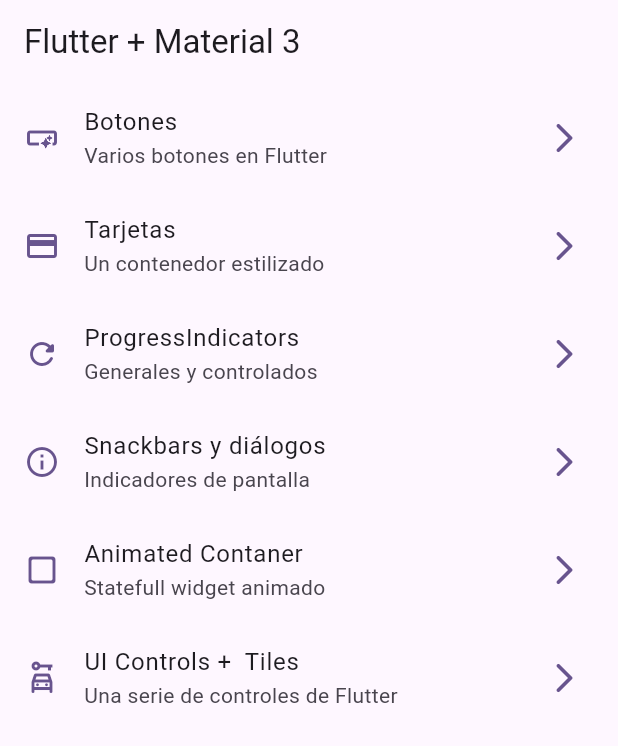
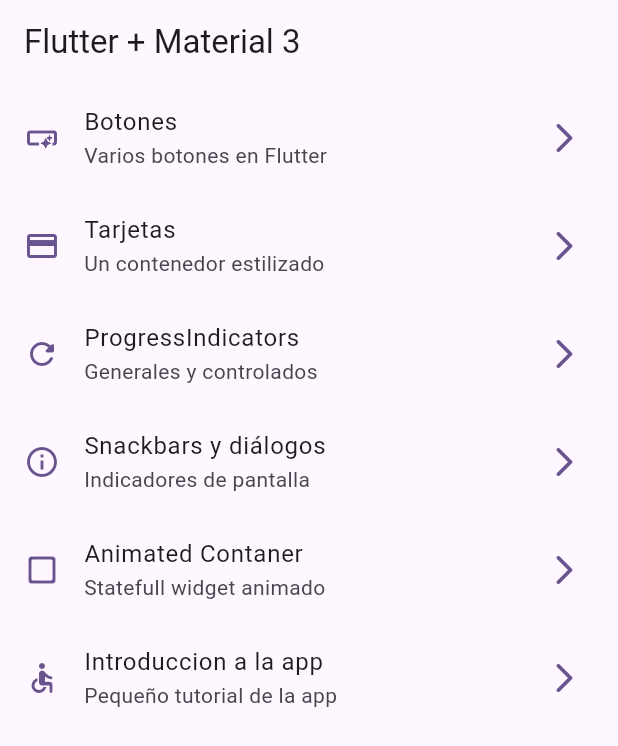
Before and after one commit to HerrWolf/widgets_app, a Flutter app: the screen it shows after launch, on a phone screen of 412 x 824 dp. Shown: the top 746 px of the screen. Run offline on Flutter 3.47's test engine with Material 3 defaults, Android fonts, the phone set to English and light mode, and no system bars; our stand-ins replace go_router.

Commit message:
seccion 10 clase 12 add images

```diff
--- a/lib/config/menu/menu_items.dart
+++ b/lib/config/menu/menu_items.dart
@@ -46,9 +46,9 @@ const appMenuItems = <MenuItem>[
     icon: Icons.check_box_outline_blank_rounded,
   ),
   MenuItem(
-    title: 'UI Controls +  Tiles',
-    subtitle: 'Una serie de controles de Flutter',
-    link: '/ui-controls',
-    icon: Icons.car_rental_outlined,
+    title: 'Introduccion a la app',
+    subtitle: 'Pequeño tutorial de la app',
+    link: '/tutorial',
+    icon: Icons.accessible_rounded,
   ),
 ];
--- a/lib/config/router/app_router.dart
+++ b/lib/config/router/app_router.dart
@@ -41,5 +41,10 @@ final appRouter = GoRouter(
       path: '/ui-controls',
       builder: (context, state) => const UiControlsScreen(),
     ),
+    GoRoute(
+      name: AppTutorialScreen.name,
+      path: '/tutorial',
+      builder: (context, state) => const AppTutorialScreen(),
+    ),
   ],
 );
--- a/pubspec.yaml
+++ b/pubspec.yaml
@@ -18,3 +18,6 @@ dev_dependencies:
 
 flutter:
   uses-material-design: true
+
+assets:
+  - assets/images/
```
Also changed, not shown: assets/images/1.png (added), assets/images/2.png (added), assets/images/3.png (added), assets/images/jar-loading.gif (added).
